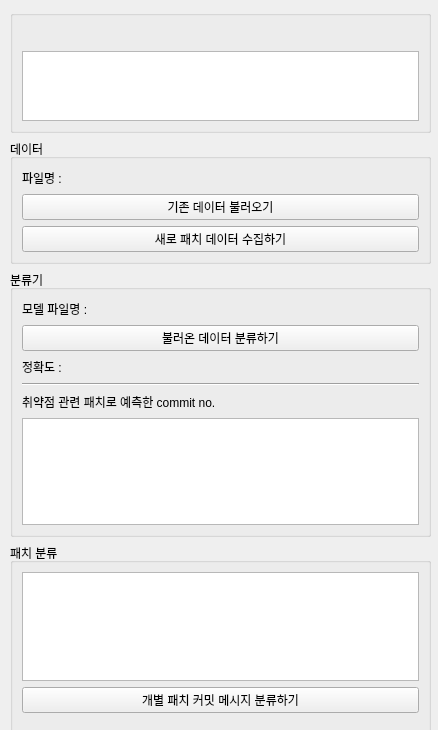
The window that main.ui (EJueon/Patch_Commit_Classification) describes before a commit, drawn with Qt 5.
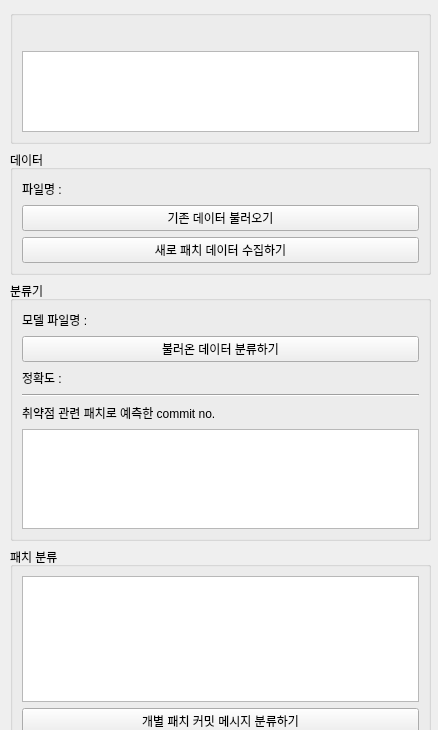
The same window after the commit.

The edit to the form file:
```diff
--- a/main.ui
+++ b/main.ui
@@ -19,7 +19,7 @@
      <x>10</x>
      <y>10</y>
      <width>421</width>
-     <height>741</height>
+     <height>762</height>
     </rect>
    </property>
    <layout class="QVBoxLayout" name="verticalLayout">
@@ -144,7 +144,7 @@
       <property name="maximumSize">
        <size>
         <width>16777215</width>
-        <height>350</height>
+        <height>450</height>
        </size>
       </property>
       <property name="title">
@@ -152,7 +152,20 @@
       </property>
       <layout class="QGridLayout" name="gridLayout_7">
        <item row="9" column="0">
-        <widget class="QListWidget" name="listWidget"/>
+        <widget class="QListWidget" name="listWidget">
+         <property name="minimumSize">
+          <size>
+           <width>0</width>
+           <height>100</height>
+          </size>
+         </property>
+         <property name="maximumSize">
+          <size>
+           <width>16777215</width>
+           <height>150</height>
+          </size>
+         </property>
+        </widget>
        </item>
        <item row="5" column="0">
         <widget class="QPushButton" name="classifier_loadbtn">
```
